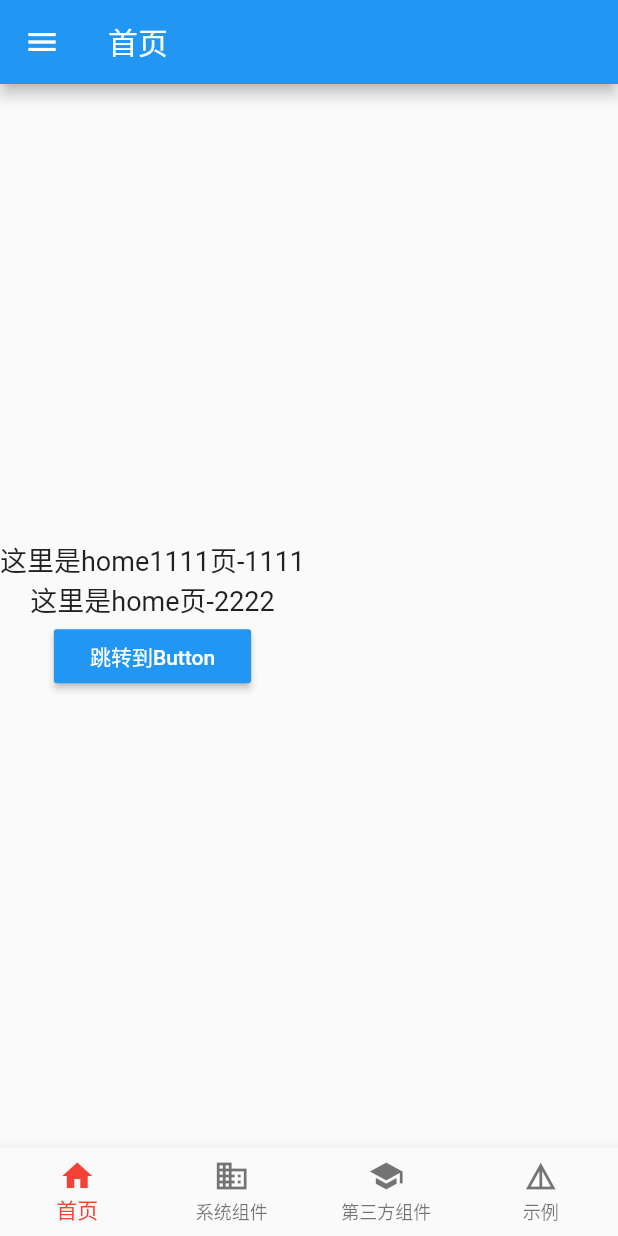
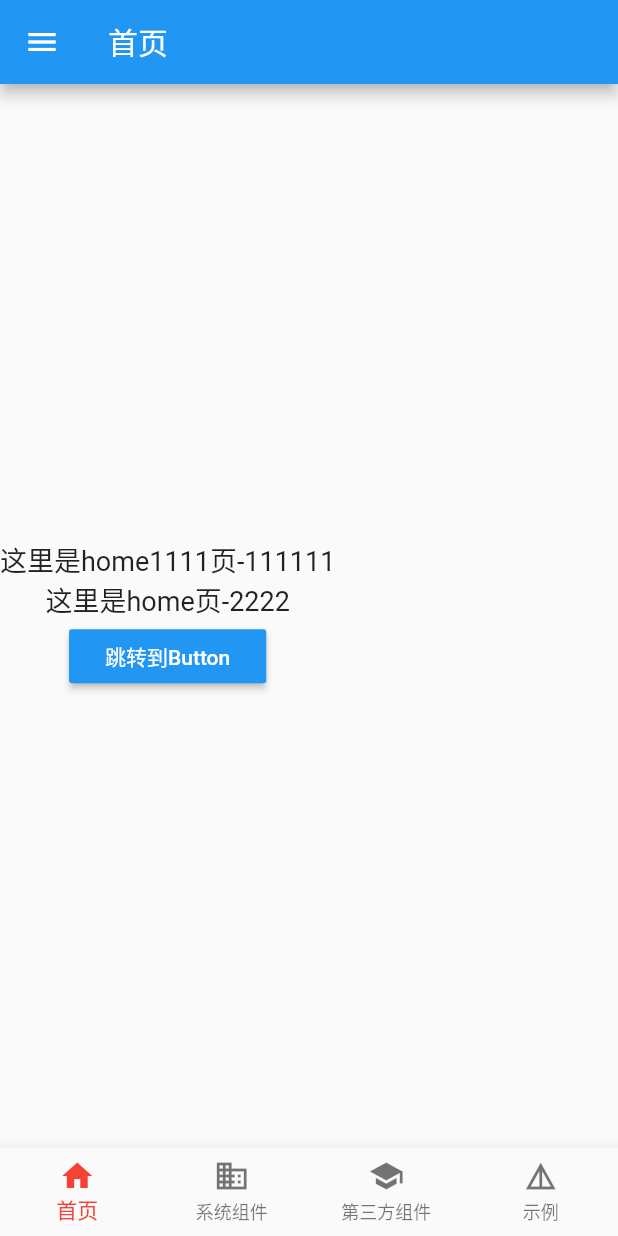
Before and after one commit to zw-zhuangwei/flutter-app, a Flutter app: the screen it shows after launch, on a phone screen of 412 x 824 dp. Run offline on Flutter 3.47's test engine with Material 2 defaults, Android fonts, the phone set to English and light mode, and no system bars; our stand-ins replace dio, flutter_swiper, fluttertoast, shimmer, webview_flutter.

Commit message:
##########

```diff
--- a/lib/pages/home/home_page.dart
+++ b/lib/pages/home/home_page.dart
@@ -12,7 +12,7 @@ class _HomePageState extends State<HomePage> {
       mainAxisAlignment: MainAxisAlignment.center,
       children: <Widget>[
         Text(
-          '这里是home1111页-1111',
+          '这里是home1111页-111111',
           style: TextStyle(
             fontSize: 18.0,
           ),
```
